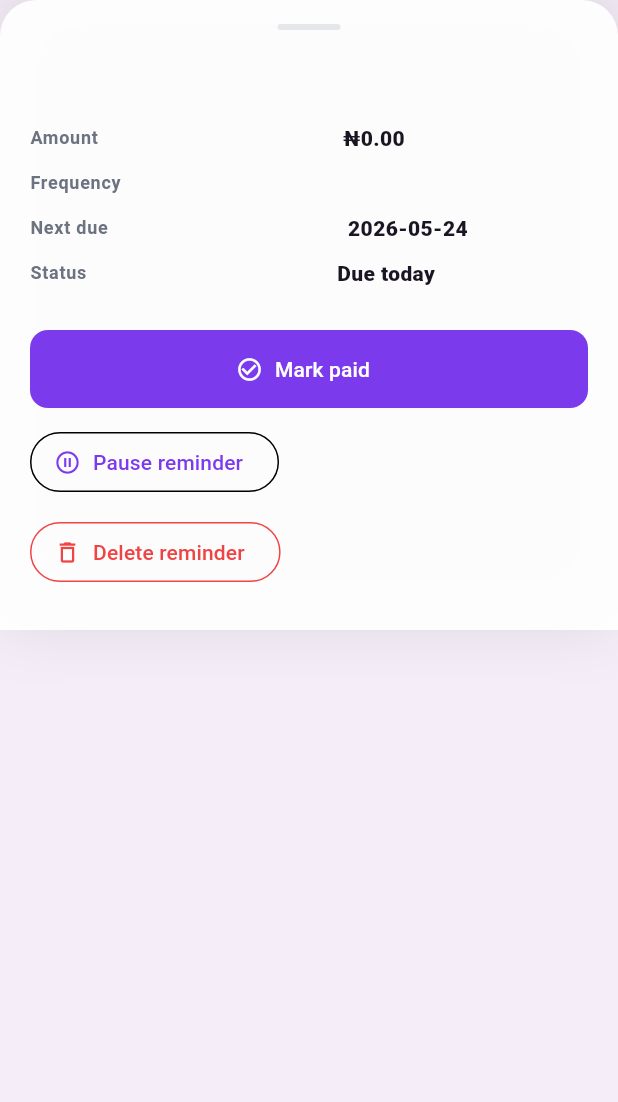
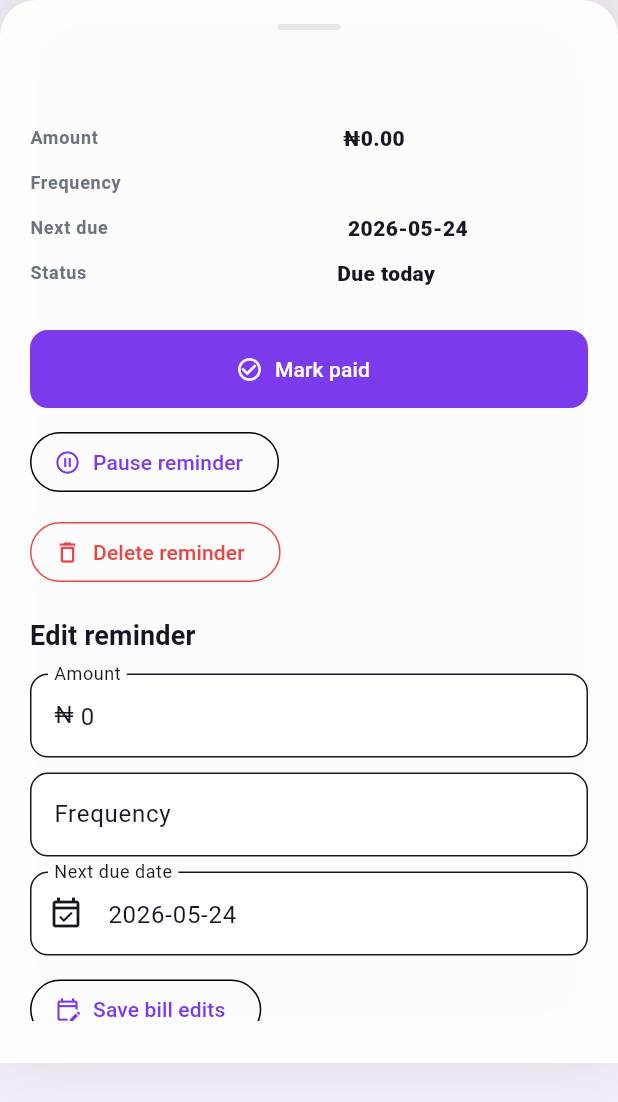
Before and after one commit to MKM909/kolo, a Flutter app: the _BillDetailSheet widget shown alone on an empty page, opened directly with empty values, on a phone screen of 412 x 824 dp. Shown: the top 1102 px of the screen. Run offline on Flutter 3.47's test engine with Material 3 defaults, Android fonts, the phone set to English and light mode, and no system bars; our stand-ins replace cloud_firestore, cloud_functions, firebase_auth, firebase_core, fl_chart, flutter_riverpod and 5 more; missing offline and left inert: flutter_overlay_window; accounts and stored records are empty; Roboto replaces fonts that are missing (DM Sans).

Commit message:
Add bill reminder editing

```diff
--- a/lib/ui/features/profile/profile_screen.dart
+++ b/lib/ui/features/profile/profile_screen.dart
@@ -1661,15 +1661,52 @@ List<BillReminder> _billsWithUrgency(
       .toList(growable: false);
 }
 
-class _BillDetailSheet extends ConsumerWidget {
+class _BillDetailSheet extends ConsumerStatefulWidget {
   const _BillDetailSheet({required this.bill});
 
   final BillReminder bill;
 
   @override
-  Widget build(BuildContext context, WidgetRef ref) {
-    return Container(
+  ConsumerState<_BillDetailSheet> createState() => _BillDetailSheetState();
+}
+
+class _BillDetailSheetState extends ConsumerState<_BillDetailSheet> {
+  late final TextEditingController _amountController;
+  late final TextEditingController _frequencyController;
+  late final TextEditingController _nextDueController;
+  String? _error;
+
+  BillReminder get bill => widget.bill;
+
+  @override
+  void initState() {
+    super.initState();
+    _amountController = TextEditingController(
+      text: (bill.amountKobo ~/ 100).toString(),
+    );
+    _frequencyController = TextEditingController(text: bill.frequency);
+    _nextDueController = TextEditingController(text: _dateInput(bill.nextDue));
+  }
+
+  @override
+  void dispose() {
+    _amountController.dispose();
+    _frequencyController.dispose();
+    _nextDueController.dispose();
+    super.dispose();
+  }
+
+  @override
+  Widget build(BuildContext context) {
+    return Padding(
+      padding: EdgeInsets.only(
+        bottom: MediaQuery.of(context).viewInsets.bottom,
+      ),
+      child: Container(
         key: const Key('bill_detail_sheet'),
+        constraints: BoxConstraints(
+          maxHeight: MediaQuery.sizeOf(context).height * 0.86,
+        ),
         padding: const EdgeInsets.fromLTRB(20, 16, 20, 28),
         decoration: const BoxDecoration(
           color: Color(0xF0FFFFFF),
@@ -1684,6 +1721,7 @@ class _BillDetailSheet extends ConsumerWidget {
         ),
         child: SafeArea(
           top: false,
+          child: SingleChildScrollView(
             child: Column(
               mainAxisSize: MainAxisSize.min,
               crossAxisAlignment: CrossAxisAlignment.start,
@@ -1724,23 +1762,7 @@ class _BillDetailSheet extends ConsumerWidget {
                 const SizedBox(height: 12),
                 OutlinedButton.icon(
                   key: Key('pause_bill_${bill.id}'),
-              onPressed: bill.active
-                  ? () async {
-                      await ref
-                          .read(koloRepositoryProvider)
-                          .upsertBill(
-                            BillReminder(
-                              id: bill.id,
-                              name: bill.name,
-                              amountKobo: bill.amountKobo,
-                              frequency: bill.frequency,
-                              nextDue: bill.nextDue,
-                              active: false,
-                            ),
-                          );
-                      if (context.mounted) Navigator.of(context).pop();
-                    }
-                  : null,
+                  onPressed: bill.active ? _pause : null,
                   icon: const Icon(Icons.pause_circle_outline),
                   label: const Text('Pause reminder'),
                 ),
@@ -1755,7 +1777,55 @@ class _BillDetailSheet extends ConsumerWidget {
                     side: const BorderSide(color: KoloColors.expense),
                   ),
                 ),
-          ],
+                const SizedBox(height: 18),
+                Text(
+                  'Edit reminder',
+                  style: Theme.of(context).textTheme.titleMedium,
+                ),
+                const SizedBox(height: 12),
+                TextField(
+                  key: Key('edit_bill_amount_${bill.id}'),
+                  controller: _amountController,
+                  keyboardType: TextInputType.number,
+                  decoration: const InputDecoration(
+                    labelText: 'Amount',
+                    prefixText: '\u20A6 ',
+                  ),
+                ),
+                const SizedBox(height: 10),
+                TextField(
+                  key: Key('edit_bill_frequency_${bill.id}'),
+                  controller: _frequencyController,
+                  decoration: const InputDecoration(labelText: 'Frequency'),
+                ),
+                const SizedBox(height: 10),
+                TextField(
+                  key: Key('edit_bill_next_due_${bill.id}'),
+                  controller: _nextDueController,
+                  keyboardType: TextInputType.datetime,
+                  decoration: const InputDecoration(
+                    labelText: 'Next due date',
+                    hintText: 'YYYY-MM-DD',
+                    prefixIcon: Icon(Icons.event_available_outlined),
+                  ),
+                ),
+                if (_error != null) ...[
+                  const SizedBox(height: 10),
+                  Text(
+                    _error!,
+                    style: const TextStyle(color: KoloColors.expense),
+                  ),
+                ],
+                const SizedBox(height: 12),
+                OutlinedButton.icon(
+                  key: Key('save_bill_edits_${bill.id}'),
+                  onPressed: _saveEdits,
+                  icon: const Icon(Icons.edit_calendar_outlined),
+                  label: const Text('Save bill edits'),
+                ),
+              ],
+            ),
+          ),
         ),
       ),
     );
@@ -1807,6 +1877,51 @@ class _BillDetailSheet extends ConsumerWidget {
         ),
       ),
     );
+  }
+
+  Future<void> _saveEdits() async {
+    final amountKobo = MoneyFormatter.parseNairaToKobo(
+      _amountController.text.trim(),
+    );
+    final frequency = _frequencyController.text.trim();
+    final nextDue = DateTime.tryParse(_nextDueController.text.trim());
+    if (amountKobo == null ||
+        amountKobo <= 0 ||
+        frequency.isEmpty ||
+        nextDue == null) {
+      setState(() => _error = 'Enter bill amount, frequency, and due date.');
+      return;
+    }
+
+    await ref
+        .read(koloRepositoryProvider)
+        .upsertBill(
+          BillReminder(
+            id: bill.id,
+            name: bill.name,
+            amountKobo: amountKobo,
+            frequency: frequency,
+            nextDue: nextDue,
+            active: bill.active,
+          ),
+        );
+    if (mounted) Navigator.of(context).pop();
+  }
+
+  Future<void> _pause() async {
+    await ref
+        .read(koloRepositoryProvider)
+        .upsertBill(
+          BillReminder(
+            id: bill.id,
+            name: bill.name,
+            amountKobo: bill.amountKobo,
+            frequency: bill.frequency,
+            nextDue: bill.nextDue,
+            active: false,
+          ),
+        );
+    if (mounted) Navigator.of(context).pop();
   }
 
   Future<void> _delete(BuildContext context, WidgetRef ref) async {
```
Also changed, not shown: 1 other file. Lines whose indentation alone changed are shown as unchanged.
